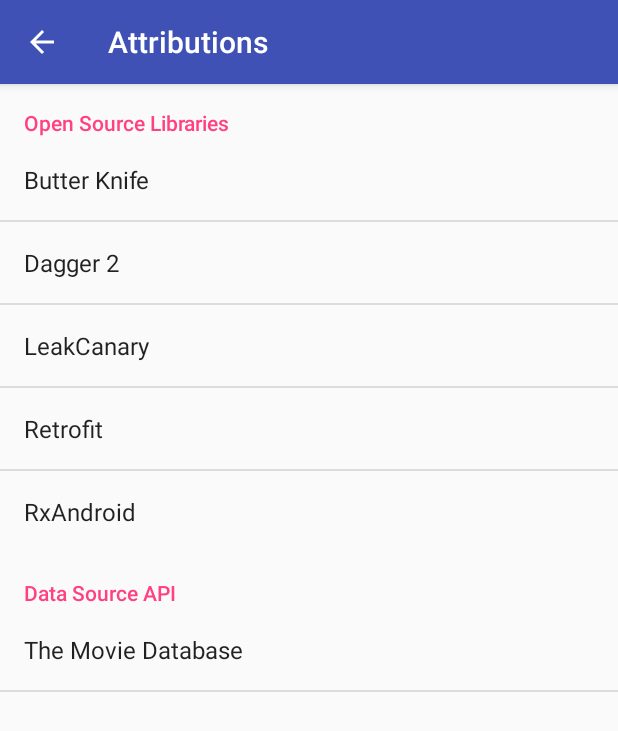
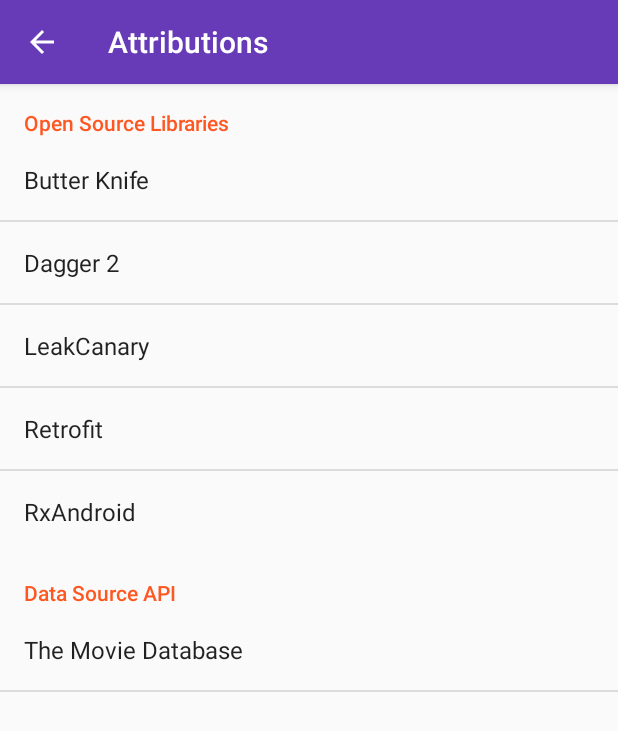
Before and after one commit to fasteque/Playground, an Android app: the AttributionsActivity screen opened directly, with no data from a screen before it, on a phone screen of 412 x 824 dp. Shown: the top 731 px of the screen. Run offline under Robolectric (Android 15) with nearby library versions, the phone set to English and light mode, and no system bars.

Commit message:
Material palette update

```diff
--- a/app/src/main/res/values/colors.xml
+++ b/app/src/main/res/values/colors.xml
@@ -1,9 +1,9 @@
 <?xml version="1.0" encoding="utf-8"?>
 <resources>
-    <color name="primary">#3F51B5</color>
-    <color name="primary_dark">#303F9F</color>
-    <color name="primary_light">#C5CAE9</color>
-    <color name="accent">#FF4081</color>
+    <color name="primary">#673AB7</color>
+    <color name="primary_dark">#512DA8</color>
+    <color name="primary_light">#D1C4E9</color>
+    <color name="accent">#FF5722</color>
     <color name="primary_text">#212121</color>
     <color name="secondary_text">#727272</color>
     <color name="icons">#FFFFFF</color>
```
